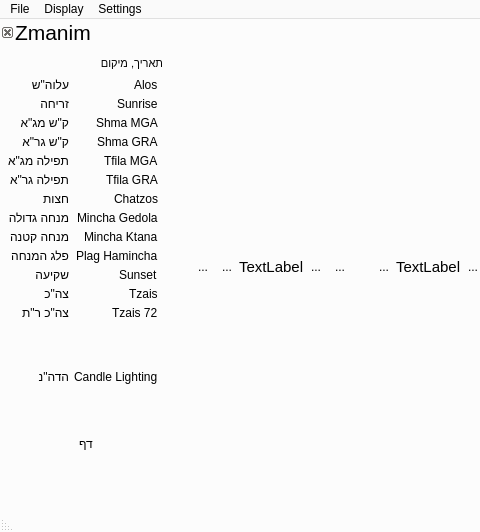
The window that mainwindow.ui (MosheWagner/luach) describes before a commit, drawn with Qt 5; both pictures show x 0 to 480 and y 0 to 532 of the 1296 by 532 pixel window.
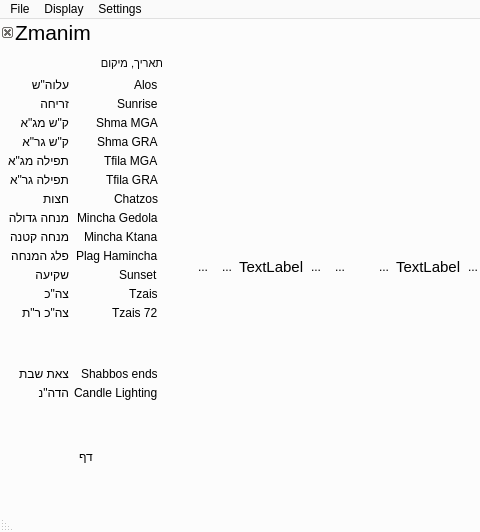
The same window after the commit. Icons and pictures are not drawn.

The edit to the form file:
```diff
--- a/mainwindow.ui
+++ b/mainwindow.ui
@@ -3553,7 +3553,35 @@
          </property>
         </spacer>
        </item>
-       <item row="14" column="0">
+       <item row="15" column="0">
+        <widget class="QLabel" name="tslbllbl">
+         <property name="font">
+          <font>
+           <pointsize>9</pointsize>
+           <weight>50</weight>
+           <bold>false</bold>
+          </font>
+         </property>
+         <property name="text">
+          <string>Shabbos ends</string>
+         </property>
+        </widget>
+       </item>
+       <item row="15" column="1">
+        <widget class="QLabel" name="tslbl">
+         <property name="font">
+          <font>
+           <pointsize>9</pointsize>
+           <weight>50</weight>
+           <bold>false</bold>
+          </font>
+         </property>
+         <property name="text">
+          <string>צאת שבת</string>
+         </property>
+        </widget>
+       </item>
+       <item row="18" column="0">
         <widget class="QLabel" name="clllbllbl">
          <property name="font">
           <font>
@@ -3567,7 +3595,7 @@
          </property>
         </widget>
        </item>
-       <item row="14" column="1">
+       <item row="18" column="1">
         <widget class="QLabel" name="candellightinglbl">
          <property name="font">
           <font>
@@ -3581,7 +3609,7 @@
          </property>
         </widget>
        </item>
-       <item row="15" column="1">
+       <item row="19" column="1">
         <spacer name="verticalSpacer_3">
          <property name="orientation">
           <enum>Qt::Vertical</enum>
```
Left out of the diff: 176 changed lines with no effect on the pictures.
